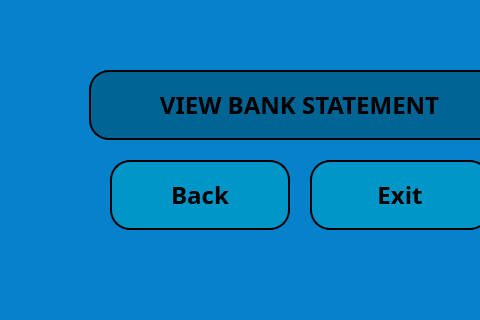
sumeyrazenkin/Atm-Project, file QT_designer/customer_main_window.ui: the form before one commit; both pictures show x 0 to 480 and y 380 to 700 of the 600 by 700 pixel window.
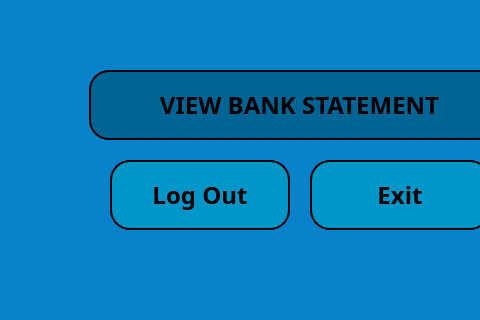
The form after the commit.

```diff
--- a/QT_designer/customer_main_window.ui
+++ b/QT_designer/customer_main_window.ui
@@ -158,7 +158,7 @@
    </string>
     </property>
     <property name="text">
-     <string>Back</string>
+     <string>Log Out</string>
     </property>
    </widget>
    <widget class="QPushButton" name="csmainwdw_btn_exit">
```
Left out of the diff: 18 changed lines with no effect on the pictures.
